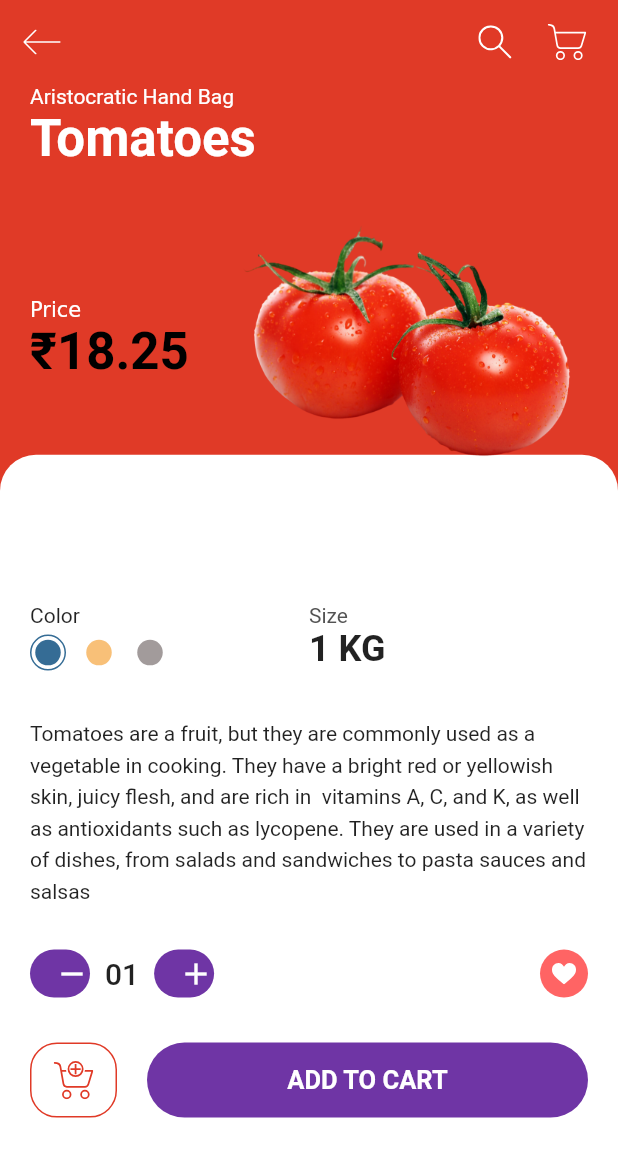
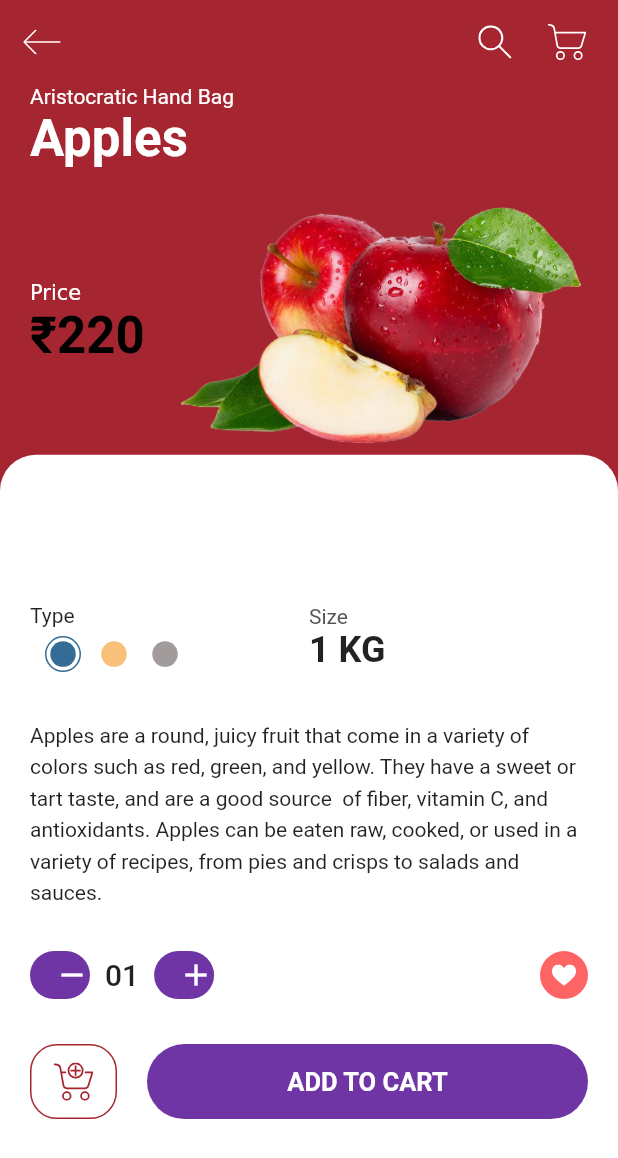
Before and after one commit to HarshaPatel903/leafoen_ferme_, a Flutter app: the DetailsScreen screen opened directly with sample values from the repository, on a phone screen of 412 x 824 dp. Shown: the top 1158 px of the screen. Run offline on Flutter 3.47's test engine with Material 2 defaults, Android fonts, the phone set to English and light mode, and no system bars; our stand-ins replace bottom_navy_bar, firebase_auth, firebase_core, flutter_svg, font_awesome_flutter, get and 3 more; missing offline and left inert: dart_ipify; accounts and stored records are empty.

Commit message:
cmplete code

```diff
--- a/lib/ecommerce/models/Product.dart
+++ b/lib/ecommerce/models/Product.dart
@@ -15,6 +15,63 @@
    required this.type,
   });
 }
+
+List<Product> fruitProduct = [
+ Product(
+      id: 7,
+      title: "Apples",
+      price: "₹220",
+      size: "1 KG",
+      description: "Apples are a round, juicy fruit that come in a variety of colors such as red, green, and yellow. They have a sweet or tart taste, and are a good source  of fiber, vitamin C, and antioxidants. Apples can be eaten raw, cooked, or used in a variety of recipes, from pies and crisps to salads and sauces.",
+      image: "assets/images/apple.png",
+      color: Color(0xFFA52630),
+      type: 'Fruits'),
+Product(
+      id: 8,
+      title: "Bananas",
+      price: "₹36",
+      size: "1 KG",
+      description: "Bananas are a sweet, creamy fruit that come in a bright yellow or green skin. They are rich in potassium, vitamin C, and fiber, and are a popular snack  food around the world. Bananas can be eaten raw, used in baking or smoothies, and are often sliced and added to breakfast cereal or oatmeal.",
+      image: "assets/images/banana.png",
+            color: Color(0xFFF1D046),
+      type: 'Fruits'),
+Product(
+      id: 9,
+      title: "Oranges",
+      price: "₹70",
+      size: "1 KG",
+      description: "Oranges are a citrus fruit that are known for their sweet, tangy taste and bright orange color. They are a good source of vitamin C and fiber, and can   be eaten fresh or used in a variety of recipes such as salads, smoothies, and desserts. Oranges also have a refreshing juice that is a popular beverage.",
+      image: "assets/images/orange.png",
+                  color: Color(0xFFF2A31E),
+      type: 'Fruits'),
+Product(
+      id: 10,
+      title: "Grapes",
+      price: "₹165.79",
+      size: "1 KG",
+      description: "Grapes are small, round, juicy fruits that grow on vines and come in a variety of colors such as green, red, and purple. They are often eaten fresh or used to make wine, juice, or jelly. Grapes are a good source of vitamins C and K, and antioxidants such as resveratrol.",
+      image: "assets/images/green-grapes.png",
+                  color: Color(0xFF9DBD2C),
+      type: 'Fruits'),
+Product(
+      id: 11,
+      title: "Pineapples",
+      price: "₹90",
+      size: "1 KG",
+      description: "Pineapples are a tropical fruit with a tough, spiky exterior and sweet, juicy flesh inside. They are typically yellow or orange in color and have a  distinctive sweet-tart taste. Pineapples are a good source of vitamin C, manganese, and bromelain, an enzyme that aids in digestion.",
+      image: "assets/images/pineapple.png",
+      color: Color(0xFFF1C920),
+      type: 'Fruits'),
+Product(
+      id: 12,
+      title: "Strawberries",
+      price: "₹420",
+      size: "1 KG",
+      description: "Strawberries are a small, sweet fruit that are bright red in color and have a juicy texture. They are often used in desserts such as pies, cakes, and   ice creams, as well as in salads and smoothies. Strawberries are a good source of vitamin C, fiber, and antioxidants.",
+      image: "assets/images/strawberry.png",
+            color: Color(0xFFDC4D5B),
+      type: 'Fruits'),
+];
 
 List<Product> products = [
   Product(
@@ -71,58 +128,4 @@
       image: "assets/images/vcabbage.png",
                         color: Color(0xFF769C37),
       type:'Vegetables'),
-  Product(
-      id: 7,
-      title: "Apples",
-      price: "₹220",
-      size: "1 KG",
-      description: "Apples are a round, juicy fruit that come in a variety of colors such as red, green, and yellow. They have a sweet or tart taste, and are a good source  of fiber, vitamin C, and antioxidants. Apples can be eaten raw, cooked, or used in a variety of recipes, from pies and crisps to salads and sauces.",
-      image: "assets/images/apple.png",
-      color: Color(0xFFA52630),
-      type: 'Fruits'),
-Product(
-      id: 8,
-      title: "Bananas",
-      price: "₹36",
-      size: "1 KG",
-      description: "Bananas are a sweet, creamy fruit that come in a bright yellow or green skin. They are rich in potassium, vitamin C, and fiber, and are a popular snack  food around the world. Bananas can be eaten raw, used in baking or smoothies, and are often sliced and added to breakfast cereal or oatmeal.",
-      image: "assets/images/banana.png",
-            color: Color(0xFFF1D046),
-      type: 'Fruits'),
-Product(
-      id: 9,
-      title: "Oranges",
-      price: "₹70",
-      size: "1 KG",
-      description: "Oranges are a citrus fruit that are known for their sweet, tangy taste and bright orange color. They are a good source of vitamin C and fiber, and can   be eaten fresh or used in a variety of recipes such as salads, smoothies, and desserts. Oranges also have a refreshing juice that is a popular beverage.",
-      image: "assets/images/orange.png",
-                  color: Color(0xFFF2A31E),
-      type: 'Fruits'),
-Product(
-      id: 10,
-      title: "Grapes",
-      price: "₹165.79",
-      size: "1 KG",
-      description: "Grapes are small, round, juicy fruits that grow on vines and come in a variety of colors such as green, red, and purple. They are often eaten fresh or used to make wine, juice, or jelly. Grapes are a good source of vitamins C and K, and antioxidants such as resveratrol.",
-      image: "assets/images/green-grapes.png",
-                  color: Color(0xFF9DBD2C),
-      type: 'Fruits'),
-Product(
-      id: 11,
-      title: "Pineapples",
-      price: "₹90",
-      size: "1 KG",
-      description: "Pineapples are a tropical fruit with a tough, spiky exterior and sweet, juicy flesh inside. They are typically yellow or orange in color and have a  distinctive sweet-tart taste. Pineapples are a good source of vitamin C, manganese, and bromelain, an enzyme that aids in digestion.",
-      image: "assets/images/pineapple.png",
-      color: Color(0xFFF1C920),
-      type: 'Fruits'),
-Product(
-      id: 12,
-      title: "Strawberries",
-      price: "₹420",
-      size: "1 KG",
-      description: "Strawberries are a small, sweet fruit that are bright red in color and have a juicy texture. They are often used in desserts such as pies, cakes, and   ice creams, as well as in salads and smoothies. Strawberries are a good source of vitamin C, fiber, and antioxidants.",
-      image: "assets/images/strawberry.png",
-            color: Color(0xFFDC4D5B),
-      type: 'Fruits'),
 ];
--- a/lib/ecommerce/screens/details/components/color_and_size.dart
+++ b/lib/ecommerce/screens/details/components/color_and_size.dart
@@ -19,8 +19,45 @@
           child: Column(
             crossAxisAlignment: CrossAxisAlignment.start,
             children: <Widget>[
-              Text("Color"),
+                  Container(
+                    padding: EdgeInsets.only(bottom: 6),
+                    child:
+                  Text((product.type == "Fruits" || product.type == "Vegetables")
+                  ?  "Type" : "Color")
+                  ),
+              (product.type == "Fuits" || product.type == "Vegetables")
+                  ? Row(
+                      children: <Widget>[
                         Row(
+                          mainAxisAlignment: MainAxisAlignment.center,
+                          crossAxisAlignment: CrossAxisAlignment.center,
+                          children: [
+                            ColorDot(
+                              color: Color(0xFF356C95),
+                              isSelected: true,
+                            ),
+                            Text("1 KG   "),
+                          ],
+                        ),
+                        Row(
+                          mainAxisAlignment: MainAxisAlignment.center,
+                          crossAxisAlignment: CrossAxisAlignment.center,
+                          children: [
+                            ColorDot(color: Color(0xFFF8C078)),
+                            Text("3 KG   "),
+                          ],
+                        ),
+                        Row(
+                          mainAxisAlignment: MainAxisAlignment.center,
+                          crossAxisAlignment: CrossAxisAlignment.center,
+                          children: [
+                            ColorDot(color: Color(0xFFA29B9B)),
+                            Text("5 KG   "),
+                          ],
+                        ),
+                      ],
+                    )
+                  : Row(
                       children: <Widget>[
                         ColorDot(
                           color: Color(0xFF356C95),
@@ -69,8 +106,8 @@
   Widget build(BuildContext context) {
     return Container(
       margin: EdgeInsets.only(
-        top: kDefaultPaddin / 4,
-        right: kDefaultPaddin / 2,
+        // top: kDefaultPaddin / 4,
+        left: kDefaultPaddin / 2,
       ),
       padding: EdgeInsets.all(2.5),
       height: 24,
--- a/lib/ecommerce/screens/home/components/cartController.dart
+++ b/lib/ecommerce/screens/home/components/cartController.dart
@@ -35,5 +35,10 @@
       type:'Vegetables')
 ]);
 
-RxList<Product> filterProducts = RxList<Product>([]);
+
+
+RxList<Product> filterProducts = RxList<Product>([...products]);
+
+
+RxString selectedCategory = "Vegetables".obs;
 }
```
Also changed, not shown: lib/ecommerce/screens/home/components/body.dart (+11 -4 lines), lib/ecommerce/screens/home/components/categorries.dart (+21 -1 lines). Lines whose indentation alone changed are shown as unchanged.
